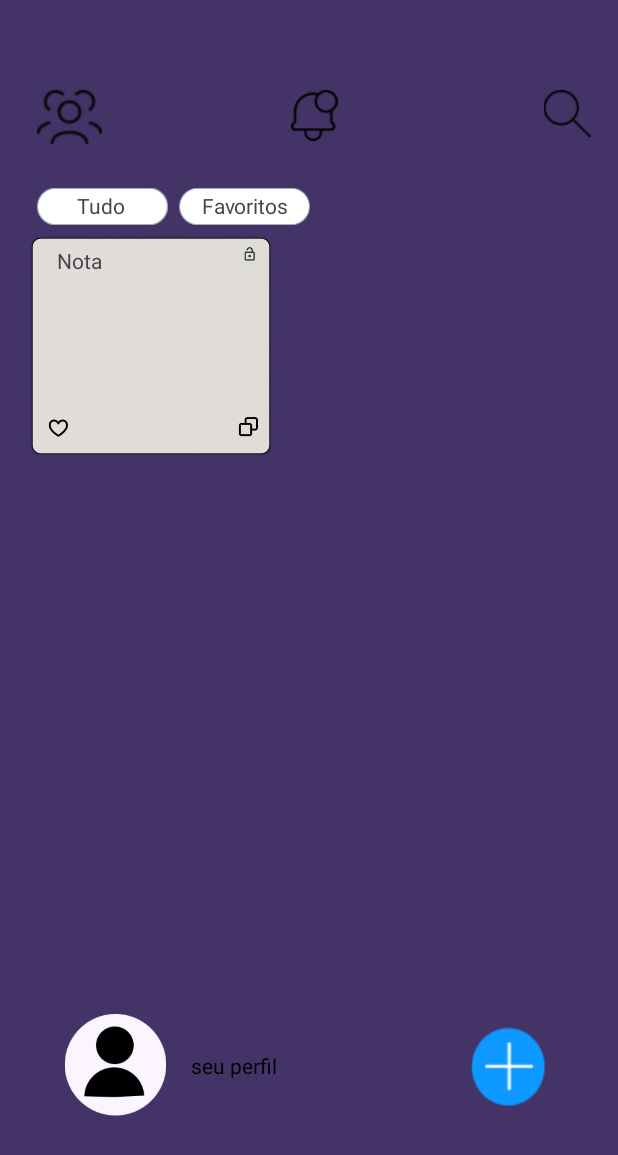
After one commit to eltonc0stadev/notesync, an Android app: the Janelaprincipal screen opened directly, with no data from a screen before it, on a phone screen of 412 x 824 dp. The commit adds this screen. Shown: the top 1155 px of the screen. Run offline under Robolectric (Android 15) with nearby library versions, the phone set to English and light mode, and no system bars.

Commit message:
mudancas em nomes de arquivos, atualizacao nas imagens usadas e linkagens das views

```diff
--- /dev/null
+++ b/app/src/main/java/com/example/treino1/Janelaprincipal.kt
@@ -0,0 +1,13 @@
+package com.example.treino1
+
+import android.os.Bundle
+import androidx.activity.enableEdgeToEdge
+import androidx.appcompat.app.AppCompatActivity
+
+class Janelaprincipal : AppCompatActivity() {
+    override fun onCreate(savedInstanceState: Bundle?) {
+        super.onCreate(savedInstanceState)
+        enableEdgeToEdge()
+        setContentView(R.layout.telaprincipal)
+    }
+}
--- a/app/src/main/java/com/example/treino1/MainActivity.kt
+++ /dev/null
@@ -1,19 +0,0 @@
-package com.example.treino1
-
-import android.os.Bundle
-import android.widget.ImageView
-import android.widget.Toast
-import androidx.activity.enableEdgeToEdge
-import androidx.appcompat.app.AppCompatActivity
-
-class MainActivity : AppCompatActivity() {
-    override fun onCreate(savedInstanceState: Bundle?) {
-        super.onCreate(savedInstanceState)
-        enableEdgeToEdge()
-        setContentView(R.layout.activity_main)
-////        val botaoConectar = findViewById<ImageView>(R.id.imageView3)
-////        botaoConectar.setOnClickListener {
-////            Toast.makeText(this, "Conectando...", Toast.LENGTH_SHORT).show()
-//        }
-    }
-}
--- /dev/null
+++ b/app/src/main/java/com/example/treino1/Telacadastro.kt
@@ -0,0 +1,24 @@
+package com.example.treino1
+
+import android.content.Intent
+import android.os.Bundle
+import android.widget.ImageButton
+import androidx.activity.enableEdgeToEdge
+import androidx.appcompat.app.AppCompatActivity
+import kotlin.jvm.java
+
+class Telacadastro : AppCompatActivity() {
+    override fun onCreate(savedInstanceState: Bundle?) {
+        super.onCreate(savedInstanceState)
+        enableEdgeToEdge()
+        setContentView(R.layout.telacadastro)
+
+        val voltarc = findViewById<ImageButton>(R.id.voltarcadastro)
+
+        voltarc.setOnClickListener {
+            val intent = Intent(this, Telalogin::class.java)
+            startActivity(intent)
+        }
+
+    }
+}
--- /dev/null
+++ b/app/src/main/java/com/example/treino1/Telalogin.kt
@@ -0,0 +1,30 @@
+package com.example.treino1
+
+import android.content.Intent
+import android.os.Bundle
+import android.widget.ImageView
+import android.widget.TextView
+import androidx.activity.enableEdgeToEdge
+import androidx.appcompat.app.AppCompatActivity
+import kotlin.jvm.java
+
+class Telalogin : AppCompatActivity() {
+    override fun onCreate(savedInstanceState: Bundle?) {
+        super.onCreate(savedInstanceState)
+        enableEdgeToEdge()
+        setContentView(R.layout.telalogin)
+
+        val botaoConfirmar = findViewById<TextView>(R.id.cadastrobuttom)
+
+        botaoConfirmar.setOnClickListener {
+            val intent = Intent(this, Telacadastro::class.java)
+            startActivity(intent)
+        }
+        val botaoConectar = findViewById<ImageView>(R.id.conectar)
+
+        botaoConectar.setOnClickListener {
+            val intent = Intent(this, Janelaprincipal::class.java)
+            startActivity(intent)
+        }
+    }
+}
--- a/app/src/main/res/layout/activy_main2.xml
+++ b/app/src/main/res/layout/telacadastro.xml
@@ -231,12 +231,13 @@
         tools:ignore="Autofill,EditableContentDescCheck,LabelFor,TouchTargetSizeCheck" />
 
     <ImageButton
-        android:id="@+id/imageButton"
+        android:id="@+id/voltarcadastro"
         android:layout_width="41dp"
         android:layout_height="37dp"
         android:layout_marginTop="40dp"
         android:background="@android:color/transparent"
         android:contentDescription="@string/voltar"
+        android:clickable="true"
         app:layout_constraintEnd_toEndOf="parent"
         app:layout_constraintHorizontal_bias="0.048"
         app:layout_constraintStart_toStartOf="parent"
--- a/app/src/main/res/layout/activity_main.xml
+++ b/app/src/main/res/layout/telalogin.xml
@@ -6,7 +6,7 @@
     android:layout_width="match_parent"
     android:layout_height="match_parent"
     android:background="#171F25"
-    tools:context=".MainActivity"
+    tools:context=".Janelaprincipal"
     tools:layout_editor_absoluteX="0dp"
     tools:layout_editor_absoluteY="57dp">
 
@@ -26,7 +26,7 @@
         app:layout_constraintVertical_bias="0.768" />
 
     <TextView
-        android:id="@+id/textView2"
+        android:id="@+id/cadastrobuttom"
         android:layout_width="140dp"
         android:layout_height="18dp"
         android:clickable="true"
@@ -41,7 +41,7 @@
         app:layout_constraintVertical_bias="0.767" />
 
     <ImageView
-        android:id="@+id/imageView3"
+        android:id="@+id/conectar"
         android:layout_width="350dp"
         android:layout_height="79dp"
         android:clickable="true"
@@ -56,7 +56,7 @@
         app:srcCompat="@drawable/conectar" />
 
     <TextView
-        android:id="@+id/textView3"
+        android:id="@+id/esqueceuasenha"
         android:layout_width="wrap_content"
         android:layout_height="wrap_content"
         android:text="Esqueceu a senha?"
@@ -92,7 +92,7 @@
         app:layout_constraintVertical_bias="0.864" />
 
     <ImageView
-        android:id="@+id/imageView11"
+        android:id="@+id/emaillogin"
         android:layout_width="352dp"
         android:layout_height="261dp"
         app:layout_constraintBottom_toBottomOf="@+id/imageView2"
@@ -104,7 +104,7 @@
         app:srcCompat="@drawable/emaillogin" />
 
     <ImageView
-        android:id="@+id/imageView7"
+        android:id="@+id/senhalogin"
         android:layout_width="351dp"
         android:layout_height="159dp"
         app:layout_constraintBottom_toBottomOf="parent"
--- /dev/null
+++ b/app/src/main/res/layout/telaprincipal.xml
@@ -0,0 +1,164 @@
+<?xml version="1.0" encoding="utf-8"?>
+<androidx.constraintlayout.widget.ConstraintLayout xmlns:android="http://schemas.android.com/apk/res/android"
+    xmlns:app="http://schemas.android.com/apk/res-auto"
+    xmlns:tools="http://schemas.android.com/tools"
+    android:layout_width="match_parent"
+    android:layout_height="match_parent"
+    android:background="#433367">
+
+    <ImageView
+        android:id="@+id/imageView16"
+        android:layout_width="169dp"
+        android:layout_height="213dp"
+        android:layout_marginTop="124dp"
+        android:clickable="true"
+        app:layout_constraintEnd_toEndOf="parent"
+        app:layout_constraintHorizontal_bias="0.066"
+        app:layout_constraintStart_toStartOf="parent"
+        app:layout_constraintTop_toTopOf="parent"
+        app:srcCompat="@drawable/nota" />
+
+    <ImageView
+        android:id="@+id/imageView14"
+        android:layout_width="wrap_content"
+        android:layout_height="wrap_content"
+        android:layout_marginTop="60dp"
+        android:clickable="true"
+        app:layout_constraintEnd_toEndOf="parent"
+        app:layout_constraintHorizontal_bias="0.067"
+        app:layout_constraintStart_toStartOf="parent"
+        app:layout_constraintTop_toTopOf="parent"
+        app:srcCompat="@drawable/comunidade" />
+
+    <ImageView
+        android:id="@+id/imageView13"
+        android:layout_width="35dp"
+        android:layout_height="34dp"
+        android:layout_marginTop="60dp"
+        android:clickable="true"
+        app:layout_constraintEnd_toEndOf="parent"
+        app:layout_constraintHorizontal_bias="0.51"
+        app:layout_constraintStart_toStartOf="parent"
+        app:layout_constraintTop_toTopOf="parent"
+        app:srcCompat="@drawable/notificacao" />
+
+    <ImageView
+        android:id="@+id/imageView5"
+        android:layout_width="36dp"
+        android:layout_height="31dp"
+        android:layout_marginTop="60dp"
+        android:clickable="true"
+        app:layout_constraintEnd_toEndOf="parent"
+        app:layout_constraintHorizontal_bias="0.957"
+        app:layout_constraintStart_toStartOf="parent"
+        app:layout_constraintTop_toTopOf="parent"
+        app:srcCompat="@drawable/lero" />
+
+    <ImageView
+        android:id="@+id/imageView17"
+        android:layout_width="87dp"
+        android:layout_height="27dp"
+        android:layout_marginTop="124dp"
+        app:layout_constraintEnd_toEndOf="parent"
+        app:layout_constraintHorizontal_bias="0.077"
+        app:layout_constraintStart_toStartOf="parent"
+        app:layout_constraintTop_toTopOf="parent"
+        app:srcCompat="@drawable/favoritos" />
+
+    <ImageView
+        android:id="@+id/imageView21"
+        android:layout_width="87dp"
+        android:layout_height="27dp"
+        android:layout_marginTop="124dp"
+        android:clickable="true"
+        app:layout_constraintEnd_toEndOf="parent"
+        app:layout_constraintHorizontal_bias="0.077"
+        app:layout_constraintStart_toStartOf="parent"
+        app:layout_constraintTop_toTopOf="parent"
+        app:srcCompat="@drawable/favoritos" />
+
+    <ImageView
+        android:id="@+id/imageView34"
+        android:layout_width="87dp"
+        android:layout_height="27dp"
+        android:layout_marginTop="124dp"
+        android:clickable="true"
+        app:layout_constraintEnd_toEndOf="parent"
+        app:layout_constraintHorizontal_bias="0.367"
+        app:layout_constraintStart_toStartOf="parent"
+        app:layout_constraintTop_toTopOf="parent"
+        app:srcCompat="@drawable/favoritos" />
+
+    <ImageView
+        android:id="@+id/imageView20"
+        android:layout_width="wrap_content"
+        android:layout_height="wrap_content"
+        android:layout_marginBottom="72dp"
+        app:layout_constraintBottom_toBottomOf="parent"
+        app:layout_constraintEnd_toEndOf="parent"
+        app:layout_constraintHorizontal_bias="0.893"
+        app:layout_constraintStart_toStartOf="parent"
+        app:srcCompat="@drawable/mais" />
+
+    <TextView
+        android:id="@+id/textView8"
+        android:layout_width="wrap_content"
+        android:layout_height="wrap_content"
+        android:text="Tudo"
+        android:textAlignment="gravity"
+        app:layout_constraintBottom_toBottomOf="@+id/imageView17"
+        app:layout_constraintEnd_toEndOf="@+id/imageView17"
+        app:layout_constraintHorizontal_bias="0.65"
+        app:layout_constraintStart_toStartOf="parent"
+        app:layout_constraintTop_toTopOf="@+id/imageView17"
+        app:layout_constraintVertical_bias="0.375" />
+
+    <TextView
+        android:id="@+id/textView19"
+        android:layout_width="wrap_content"
+        android:layout_height="wrap_content"
+        android:text="Favoritos"
+        android:textAlignment="gravity"
+        app:layout_constraintBottom_toBottomOf="@+id/imageView34"
+        app:layout_constraintEnd_toEndOf="@+id/imageView34"
+        app:layout_constraintHorizontal_bias="0.905"
+        app:layout_constraintStart_toStartOf="parent"
+        app:layout_constraintTop_toTopOf="@+id/imageView34"
+        app:layout_constraintVertical_bias="0.375" />
+
+    <TextView
+        android:id="@+id/textView17"
+        android:layout_width="wrap_content"
+        android:layout_height="wrap_content"
+        android:layout_marginTop="40dp"
+        android:text="Nota"
+        app:layout_constraintEnd_toEndOf="@+id/imageView16"
+        app:layout_constraintHorizontal_bias="0.158"
+        app:layout_constraintStart_toStartOf="@+id/imageView16"
+        app:layout_constraintTop_toTopOf="@+id/imageView16" />
+
+    <TextView
+        android:id="@+id/textView18"
+        android:layout_width="wrap_content"
+        android:layout_height="wrap_content"
+        android:layout_marginBottom="104dp"
+        android:contentDescription="@string/perfil"
+        android:text="seu perfil"
+        android:textColor="@android:color/black"
+        app:layout_constraintBottom_toBottomOf="parent"
+        app:layout_constraintEnd_toEndOf="parent"
+        app:layout_constraintHorizontal_bias="0.359"
+        app:layout_constraintStart_toStartOf="parent" />
+
+    <ImageView
+        android:id="@+id/imageView33"
+        android:layout_width="70dp"
+        android:layout_height="76dp"
+        android:layout_marginBottom="72dp"
+        app:layout_constraintBottom_toBottomOf="parent"
+        app:layout_constraintEnd_toEndOf="parent"
+        app:layout_constraintHorizontal_bias="0.123"
+        app:layout_constraintStart_toStartOf="parent"
+        app:srcCompat="@drawable/perfilicone" />
+
+</androidx.constraintlayout.widget.ConstraintLayout>
--- a/app/src/main/res/values/strings.xml
+++ b/app/src/main/res/values/strings.xml
@@ -5,4 +5,5 @@
     <string name= "imageView6">imagem6</string>
     <string name= "voltar">voltar</string>
     <string name= "registrar">registrar</string>
+    <string name="perfil">seu perfil</string>
 </resources>
```
Also changed, not shown: app/src/main/AndroidManifest.xml (+8 -3 lines), app/src/main/res/drawable/comunidade.png (added), app/src/main/res/drawable/favoritos.png (added), app/src/main/res/drawable/lero.png (added), app/src/main/res/drawable/mais.png (added), app/src/main/res/drawable/nota.png (added), app/src/main/res/drawable/notificacao.png (added), app/src/main/res/drawable/perfilicone.png (added).
